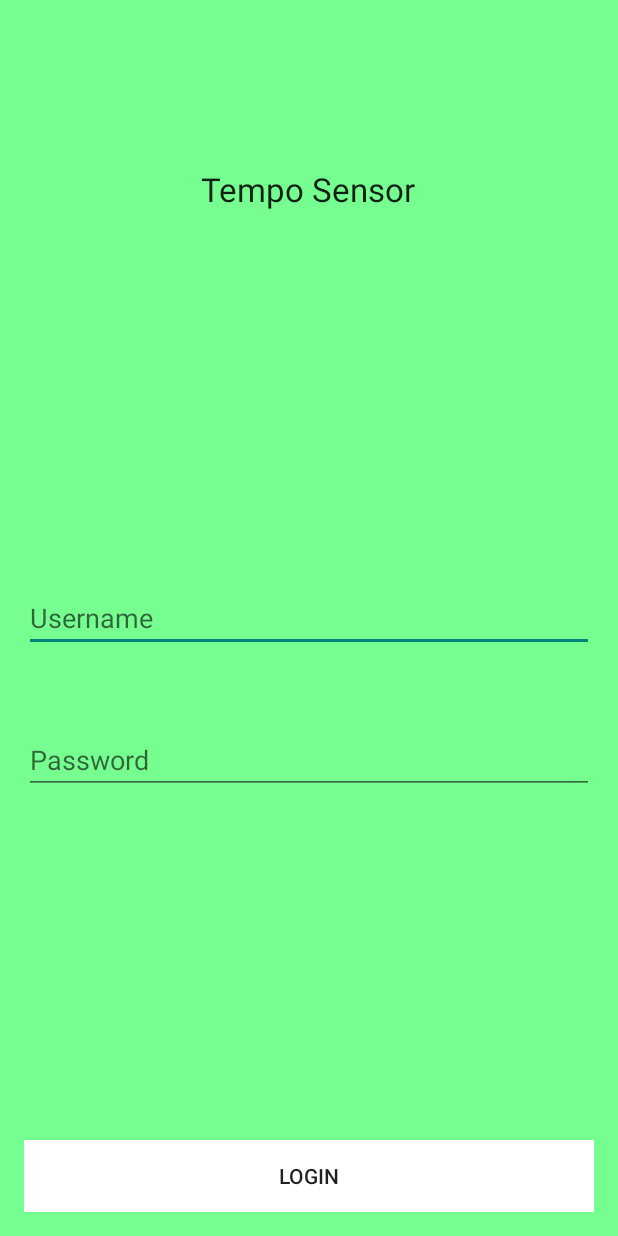
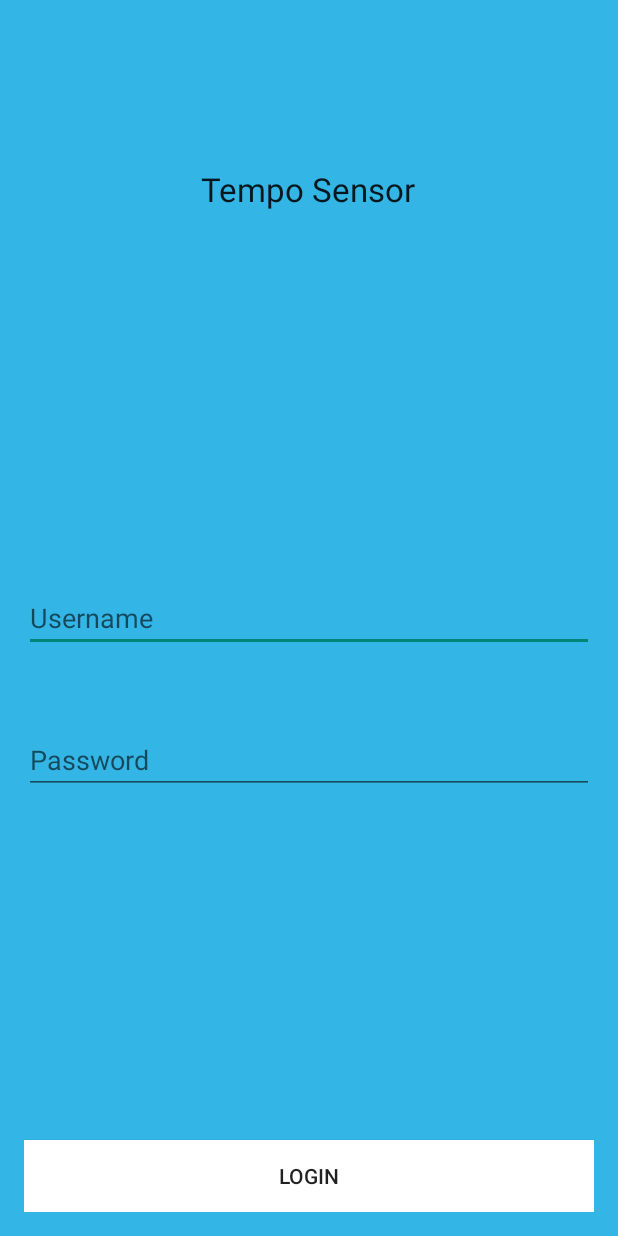
Before and after one commit to ScottTeichert1/TempoSensor, an Android app: the screen it shows after launch (LoginActivity), on a phone screen of 412 x 824 dp. Run offline under Robolectric (Android 15) with nearby library versions, the phone set to English and light mode, and no system bars.

Commit message:
Test for Scott

```diff
--- a/app/src/main/res/layout/activity_login.xml
+++ b/app/src/main/res/layout/activity_login.xml
@@ -4,7 +4,7 @@
     android:paddingRight="@dimen/activity_horizontal_margin"
     android:paddingTop="@dimen/activity_vertical_margin"
     android:paddingBottom="@dimen/activity_vertical_margin" tools:context=".MainActivity"
-    android:background="#76ff90">
+    android:background="@android:color/holo_blue_light">
 
     <Button
         android:layout_width="match_parent"
```
Also changed, not shown: 1 other file.
